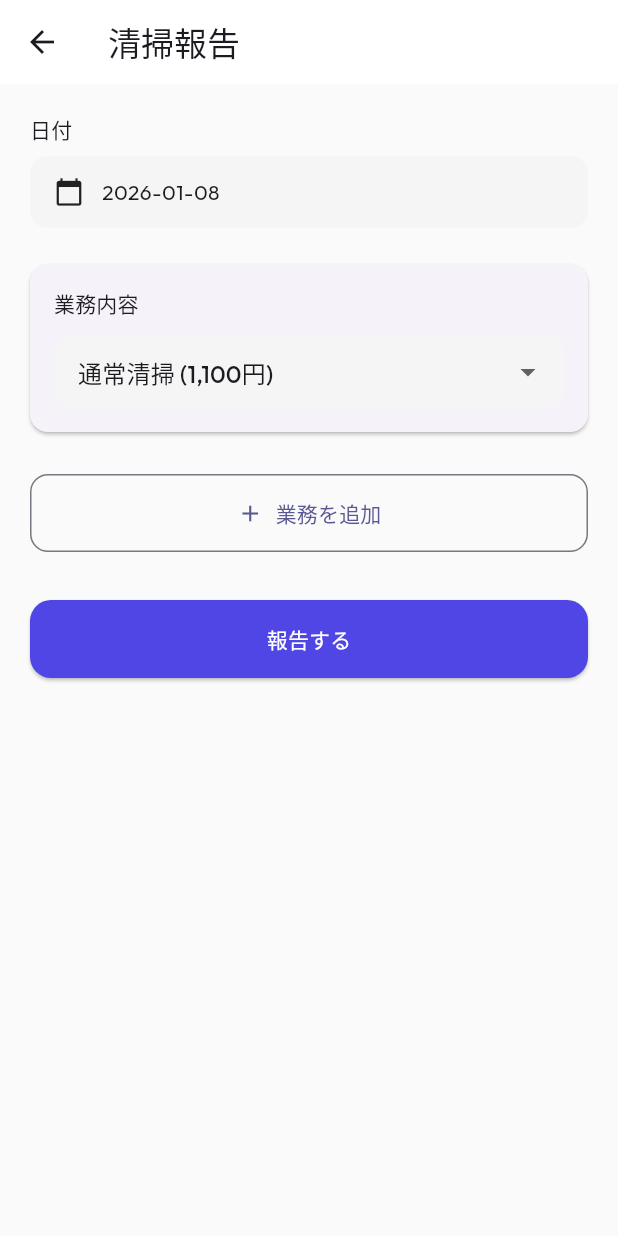
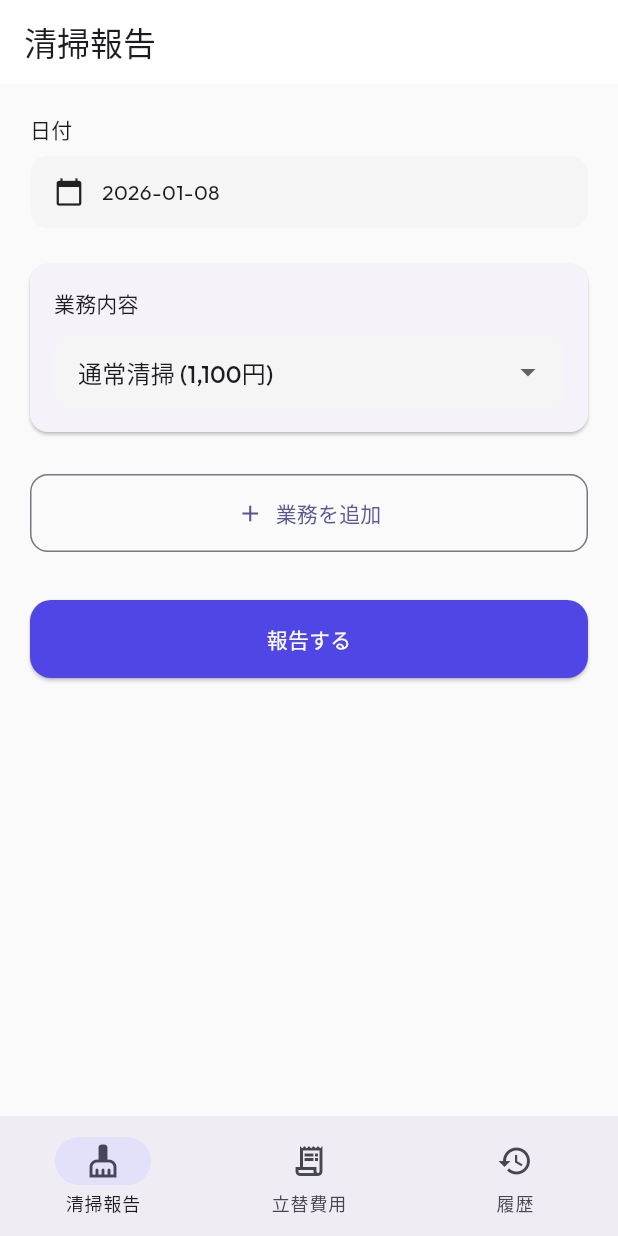
Before and after one commit to kilalabu/cleaning-report, a Flutter app: the CleaningReportScreen screen opened by its route, on a phone screen of 412 x 824 dp. Run offline on Flutter 3.47's test engine with Material 3 defaults, Android fonts, the phone set to English and light mode, and no system bars; our stand-ins replace flutter_hooks, flutter_riverpod, go_router, google_fonts, hooks_riverpod; missing offline and left inert: dart:html.

Commit message:
refactor: Migrate to 3-tab navigation, remove dashboard, and improve report flow

```diff
--- a/cleaning_report_app/lib/features/auth/presentation/pin_screen.dart
+++ b/cleaning_report_app/lib/features/auth/presentation/pin_screen.dart
@@ -191,7 +191,7 @@ class PinScreen extends HookConsumerWidget {
     isLoading.value = false;
 
     if (success && context.mounted) {
-      context.go('/dashboard');
+      context.go('/report/cleaning');
     } else {
       errorMessage.value = '暗証番号が違います';
       pinController.value = '';
--- a/cleaning_report_app/lib/features/history/presentation/history_screen.dart
+++ b/cleaning_report_app/lib/features/history/presentation/history_screen.dart
@@ -21,10 +21,6 @@ class HistoryScreen extends HookConsumerWidget {
     return Scaffold(
       backgroundColor: Colors.grey.shade50,
       appBar: AppBar(
-        leading: IconButton(
-          icon: const Icon(Icons.arrow_back),
-          onPressed: () => context.go('/dashboard'),
-        ),
         title: const Text('履歴・編集'),
         backgroundColor: Colors.white,
         surfaceTintColor: Colors.white,
--- a/cleaning_report_app/lib/features/report/presentation/cleaning_report_screen.dart
+++ b/cleaning_report_app/lib/features/report/presentation/cleaning_report_screen.dart
@@ -78,17 +78,15 @@ class CleaningReportScreen extends HookConsumerWidget {
         ScaffoldMessenger.of(context).showSnackBar(
           const SnackBar(content: Text('報告を送信しました')),
         );
-        context.go('/dashboard');
+        // Reset form
+        items.value = [CleaningItem(id: idCounter.value)];
+        idCounter.value++;
       }
     }
 
     return Scaffold(
       backgroundColor: Colors.grey.shade50,
       appBar: AppBar(
-        leading: IconButton(
-          icon: const Icon(Icons.arrow_back),
-          onPressed: () => context.go('/dashboard'),
-        ),
         title: const Text('清掃報告'),
         backgroundColor: Colors.white,
         surfaceTintColor: Colors.white,
--- a/cleaning_report_app/lib/main.dart
+++ b/cleaning_report_app/lib/main.dart
@@ -5,7 +5,6 @@ import 'package:go_router/go_router.dart';
 
 import 'core/api/gas_api_client.dart';
 import 'features/auth/presentation/pin_screen.dart';
-import 'features/dashboard/presentation/dashboard_screen.dart';
 import 'features/report/presentation/cleaning_report_screen.dart';
 import 'features/report/presentation/expense_report_screen.dart';
 import 'features/history/presentation/history_screen.dart';
@@ -59,21 +58,78 @@ final _router = GoRouter(
       path: '/login',
       builder: (context, state) => const PinScreen(),
     ),
-    GoRoute(
-      path: '/dashboard',
-      builder: (context, state) => const DashboardScreen(),
-    ),
+    StatefulShellRoute.indexedStack(
+      builder: (context, state, navigationShell) {
+        return ScaffoldWithNavBar(navigationShell: navigationShell);
+      },
+      branches: [
+        StatefulShellBranch(
+          routes: [
             GoRoute(
               path: '/report/cleaning',
               builder: (context, state) => const CleaningReportScreen(),
             ),
+          ],
+        ),
+        StatefulShellBranch(
+          routes: [
             GoRoute(
               path: '/report/expense',
               builder: (context, state) => const ExpenseReportScreen(),
             ),
+          ],
+        ),
+        StatefulShellBranch(
+          routes: [
             GoRoute(
               path: '/history',
               builder: (context, state) => const HistoryScreen(),
             ),
           ],
+        ),
+      ],
+    ),
+  ],
 );
+
+class ScaffoldWithNavBar extends StatelessWidget {
+  const ScaffoldWithNavBar({
+    required this.navigationShell,
+    Key? key,
+  }) : super(key: key ?? const ValueKey<String>('ScaffoldWithNavBar'));
+
+  final StatefulNavigationShell navigationShell;
+
+  @override
+  Widget build(BuildContext context) {
+    return Scaffold(
+      body: navigationShell,
+      bottomNavigationBar: NavigationBar(
+        selectedIndex: navigationShell.currentIndex,
+        onDestinationSelected: (index) {
+          navigationShell.goBranch(
+            index,
+            initialLocation: index == navigationShell.currentIndex,
+          );
+        },
+        destinations: const [
+          NavigationDestination(
+            icon: Icon(Icons.cleaning_services_outlined),
+            selectedIcon: Icon(Icons.cleaning_services),
+            label: '清掃報告',
+          ),
+          NavigationDestination(
+            icon: Icon(Icons.receipt_long_outlined),
+            selectedIcon: Icon(Icons.receipt_long),
+            label: '立替費用',
+          ),
+          NavigationDestination(
+            icon: Icon(Icons.history_outlined),
+            selectedIcon: Icon(Icons.history),
+            label: '履歴',
+          ),
+        ],
+      ),
+    );
+  }
+}
```
Also changed, not shown: cleaning_report_app/lib/features/dashboard/presentation/dashboard_screen.dart (deleted, +0 -237 lines), cleaning_report_app/lib/features/report/presentation/expense_report_screen.dart (+4 -5 lines). Lines whose indentation alone changed are shown as unchanged.
